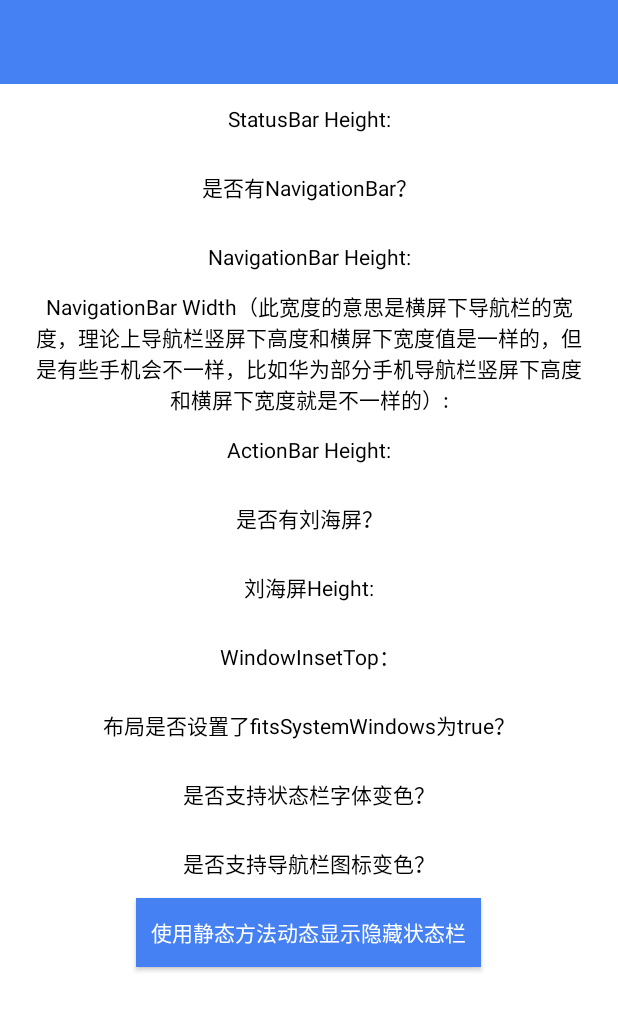
After one commit to vSimpleton/ImmersionBar, an Android app: the ParamsActivity screen opened directly, with no data from a screen before it, on a phone screen of 412 x 824 dp. The commit adds this screen. Shown: the top 1011 px of the screen. Run offline under Robolectric (Android 15) with nearby library versions, the phone set to English and light mode, and no system bars.

Commit message:
:beers: Get System Params

```diff
--- a/app/src/main/AndroidManifest.xml
+++ b/app/src/main/AndroidManifest.xml
@@ -1,12 +1,6 @@
 <?xml version="1.0" encoding="utf-8"?>
 <manifest xmlns:android="http://schemas.android.com/apk/res/android"
     package="com.masm.immersionbar">
-
-    <uses-permission android:name="android.permission.READ_PHONE_STATE" />
-    <uses-permission android:name="android.permission.INTERNET" />
-    <uses-permission android:name="android.permission.ACCESS_NETWORK_STATE" />
-    <uses-permission android:name="android.permission.ACCESS_WIFI_STATE" />
-    <uses-permission android:name="android.permission.READ_LOGS" />
 
     <application
         android:name=".MyApplication"
@@ -16,6 +10,7 @@
         android:roundIcon="@mipmap/ic_launcher_round"
         android:supportsRtl="true"
         android:theme="@style/AppTheme">
+        <activity android:name=".activity.ParamsActivity"></activity>
         <activity android:name=".activity.MainActivity">
             <intent-filter>
                 <action android:name="android.intent.action.MAIN" />
@@ -24,5 +19,11 @@
             </intent-filter>
         </activity>
     </application>
+    <uses-permission android:name="android.permission.INTERNET" />
+    <uses-permission android:name="android.permission.ACCESS_NETWORK_STATE" />
+    <uses-permission android:name="android.permission.ACCESS_WIFI_STATE" />
+    <uses-permission android:name="android.permission.READ_LOGS" />
+
+    <uses-permission android:name="android.permission.READ_PHONE_STATE" />
 
 </manifest>
--- a/app/src/main/java/com/masm/immersionbar/activity/BaseActivity.java
+++ b/app/src/main/java/com/masm/immersionbar/activity/BaseActivity.java
@@ -27,6 +27,7 @@ public abstract class BaseActivity extends AppCompatActivity {
         setContentView(getLayoutId());
         initView();
         initData();
+        initRecyclerView();
         initListener();
     }
 
@@ -35,6 +36,10 @@ public abstract class BaseActivity extends AppCompatActivity {
     }
 
     protected void initData() {
+
+    }
+
+    protected void initRecyclerView() {
 
     }
 
--- a/app/src/main/java/com/masm/immersionbar/activity/MainActivity.java
+++ b/app/src/main/java/com/masm/immersionbar/activity/MainActivity.java
@@ -1,11 +1,10 @@
 package com.masm.immersionbar.activity;
 
+import android.content.Intent;
 import android.os.Bundle;
-import android.util.Log;
 import android.view.LayoutInflater;
 import android.view.View;
 import android.widget.ImageView;
-import android.widget.Toast;
 
 import androidx.annotation.NonNull;
 import androidx.appcompat.widget.Toolbar;
@@ -29,19 +28,15 @@ import java.util.ArrayList;
 public class MainActivity extends BaseActivity {
 
     private RecyclerView mRcyMain;
+    private MainAdapter mMainAdapter;
+    private ArrayList<MainBean> mMainData;
+
     private Toolbar mToolBar;
-    private MainAdapter mAdapter;
-    private ArrayList<MainBean> mMainData;
     private ImageView mIvBanner;
     private LinearLayoutManager mLayoutManager;
     private BannerAdapter mBannerAdapter;
+
     private int mBannerPosition = -1;
-
-    @Override
-    protected void onCreate(Bundle savedInstanceState) {
-        super.onCreate(savedInstanceState);
-        initRecyclerView();
-    }
 
     @Override
     protected void initView() {
@@ -59,12 +54,13 @@ public class MainActivity extends BaseActivity {
         return R.layout.activity_main;
     }
 
-    private void initRecyclerView() {
-        mAdapter = new MainAdapter();
-        mAdapter.openLoadAnimation(BaseQuickAdapter.SLIDEIN_RIGHT);
-        mAdapter.isFirstOnly(false);
-        mRcyMain.setAdapter(mAdapter);
-        mAdapter.setNewData(mMainData);
+    @Override
+    protected void initRecyclerView() {
+        mMainAdapter = new MainAdapter();
+        mMainAdapter.openLoadAnimation(BaseQuickAdapter.SLIDEIN_RIGHT);
+        mMainAdapter.isFirstOnly(false);
+        mRcyMain.setAdapter(mMainAdapter);
+        mMainAdapter.setNewData(mMainData);
 
         addHeaderView();
     }
@@ -98,6 +94,25 @@ public class MainActivity extends BaseActivity {
             }
         });
 
-        mAdapter.addHeaderView(bannerView);
+        mMainAdapter.addHeaderView(bannerView);
+    }
+
+    @Override
+    protected void initListener() {
+        mMainAdapter.setOnItemClickListener((adapter, view, position) -> {
+            MainBean mainBean = (MainBean) adapter.getData().get(position);
+            Intent intent = null;
+            switch (position) {
+                case 0:
+                    intent = new Intent(this, ParamsActivity.class);
+                    intent.putExtra("title", mainBean.getName());
+                    break;
+                case 1:
+                    break;
+            }
+            if (intent != null) {
+                startActivity(intent);
+            }
+        });
     }
 }
--- /dev/null
+++ b/app/src/main/java/com/masm/immersionbar/activity/ParamsActivity.java
@@ -0,0 +1,55 @@
+package com.masm.immersionbar.activity;
+
+import android.widget.Button;
+import android.widget.TextView;
+
+import androidx.appcompat.widget.Toolbar;
+
+import com.masm.immersionbar.R;
+
+public class ParamsActivity extends BaseActivity {
+
+    private TextView mTvStatus;
+    private TextView mTvHasNav;
+    private TextView mTvNav;
+    private TextView mTvNavWidth;
+    private TextView mTvAction;
+    private TextView mTvHasNotch;
+    private TextView mTvInsets;
+    private TextView mTvNotchHeight;
+    private TextView mTvFits;
+    private TextView mTvStatusDark;
+    private TextView mTvNavigationDark;
+
+    private Toolbar mToolbar;
+    private Button mBtnStatus;
+
+    private boolean mIsHideStatusBar = false;
+
+    @Override
+    protected int getLayoutId() {
+        return R.layout.activity_params;
+    }
+
+    @Override
+    protected void initView() {
+        mToolbar = findViewById(R.id.mToolbar);
+        mTvStatus = findViewById(R.id.mTvStatus);
+        mTvHasNav = findViewById(R.id.mTvHasNav);
+        mTvNav = findViewById(R.id.mTvNav);
+        mTvNavWidth = findViewById(R.id.mTvNavWidth);
+        mTvAction = findViewById(R.id.mTvAction);
+        mTvHasNotch = findViewById(R.id.mTvHasNotch);
+        mTvInsets = findViewById(R.id.mTvInsets);
+        mTvNotchHeight = findViewById(R.id.mTvNotchHeight);
+        mTvFits = findViewById(R.id.mTvFits);
+        mTvStatusDark = findViewById(R.id.mTvStatusDark);
+        mTvNavigationDark = findViewById(R.id.mTvNavigationDark);
+        mBtnStatus = findViewById(R.id.mBtnStatus);
+    }
+
+    @Override
+    protected void initData() {
+        mToolbar.setTitle(getIntent().getStringExtra("title"));
+    }
+}
--- /dev/null
+++ b/app/src/main/res/layout/activity_params.xml
@@ -0,0 +1,131 @@
+<?xml version="1.0" encoding="utf-8"?>
+<LinearLayout xmlns:android="http://schemas.android.com/apk/res/android"
+    xmlns:app="http://schemas.android.com/apk/res-auto"
+    android:layout_width="match_parent"
+    android:layout_height="match_parent"
+    android:orientation="vertical">
+
+    <androidx.appcompat.widget.Toolbar
+        android:id="@+id/mToolbar"
+        android:layout_width="match_parent"
+        android:layout_height="?attr/actionBarSize"
+        android:background="@color/btn13"
+        app:title="系统一些参数信息"
+        app:titleTextColor="@color/white" />
+
+    <androidx.core.widget.NestedScrollView
+        android:layout_width="match_parent"
+        android:layout_height="match_parent">
+
+        <LinearLayout
+            android:layout_width="match_parent"
+            android:layout_height="wrap_content"
+            android:orientation="vertical"
+            android:layout_gravity="center_horizontal">
+
+            <TextView
+                android:id="@+id/mTvStatus"
+                android:layout_width="match_parent"
+                android:layout_height="46dp"
+                android:gravity="center"
+                android:text="StatusBar Height:"
+                android:textColor="@android:color/black" />
+
+            <TextView
+                android:id="@+id/mTvHasNav"
+                android:layout_width="match_parent"
+                android:layout_height="46dp"
+                android:gravity="center"
+                android:text="是否有NavigationBar？"
+                android:textColor="@android:color/black" />
+
+            <TextView
+                android:id="@+id/mTvNav"
+                android:layout_width="match_parent"
+                android:layout_height="46dp"
+                android:gravity="center"
+                android:text="NavigationBar Height:"
+                android:textColor="@android:color/black" />
+
+            <TextView
+                android:id="@+id/mTvNavWidth"
+                android:layout_width="match_parent"
+                android:layout_height="wrap_content"
+                android:layout_marginStart="20dp"
+                android:layout_marginEnd="20dp"
+                android:gravity="center"
+                android:text="NavigationBar Width（此宽度的意思是横屏下导航栏的宽度，理论上导航栏竖屏下高度和横屏下宽度值是一样的，但是有些手机会不一样，比如华为部分手机导航栏竖屏下高度和横屏下宽度就是不一样的）:"
+                android:textColor="@android:color/black" />
+
+            <TextView
+                android:id="@+id/mTvAction"
+                android:layout_width="match_parent"
+                android:layout_height="46dp"
+                android:gravity="center"
+                android:text="ActionBar Height:"
+                android:textColor="@android:color/black" />
+
+            <TextView
+                android:id="@+id/mTvHasNotch"
+                android:layout_width="match_parent"
+                android:layout_height="46dp"
+                android:gravity="center"
+                android:text="是否有刘海屏？"
+                android:textColor="@android:color/black" />
+
+            <TextView
+                android:id="@+id/mTvNotchHeight"
+                android:layout_width="match_parent"
+                android:layout_height="46dp"
+                android:gravity="center"
+                android:text="刘海屏Height:"
+                android:textColor="@android:color/black" />
+
+            <TextView
+                android:id="@+id/mTvInsets"
+                android:layout_width="match_parent"
+                android:layout_height="46dp"
+                android:gravity="center"
+                android:text="WindowInsetTop："
+                android:textColor="@android:color/black" />
+
+            <TextView
+                android:id="@+id/mTvFits"
+                android:layout_width="match_parent"
+                android:layout_height="46dp"
+                android:gravity="center"
+                android:text="布局是否设置了fitsSystemWindows为true？"
+                android:textColor="@android:color/black" />
+
+            <TextView
+                android:id="@+id/mTvStatusDark"
+                android:layout_width="match_parent"
+                android:layout_height="46dp"
+                android:gravity="center"
+                android:text="是否支持状态栏字体变色？"
+                android:textColor="@android:color/black" />
+
+            <TextView
+                android:id="@+id/mTvNavigationDark"
+                android:layout_width="match_parent"
+                android:layout_height="46dp"
+                android:gravity="center"
+                android:text="是否支持导航栏图标变色？"
+                android:textColor="@android:color/black" />
+
+            <Button
+                android:id="@+id/mBtnStatus"
+                android:layout_width="wrap_content"
+                android:layout_height="46dp"
+                android:layout_marginBottom="20dp"
+                android:background="@color/btn13"
+                android:gravity="center"
+                android:paddingStart="10dp"
+                android:paddingEnd="10dp"
+                android:text="使用静态方法动态显示隐藏状态栏"
+                android:textColor="@android:color/white"
+                android:layout_gravity="center_horizontal"/>
+
+        </LinearLayout>
+    </androidx.core.widget.NestedScrollView>
+</LinearLayout>
--- a/app/src/main/res/values/colors.xml
+++ b/app/src/main/res/values/colors.xml
@@ -7,6 +7,7 @@
     <color name="black">#000000</color>
     <color name="white">#FFFFFF</color>
     <color name="btn1">#69B056</color>
+    <color name="btn13">#4681F4</color>
 
     <color name="ripple_color_f2f2f2">#33f2f2f2</color>
 </resources>
```
